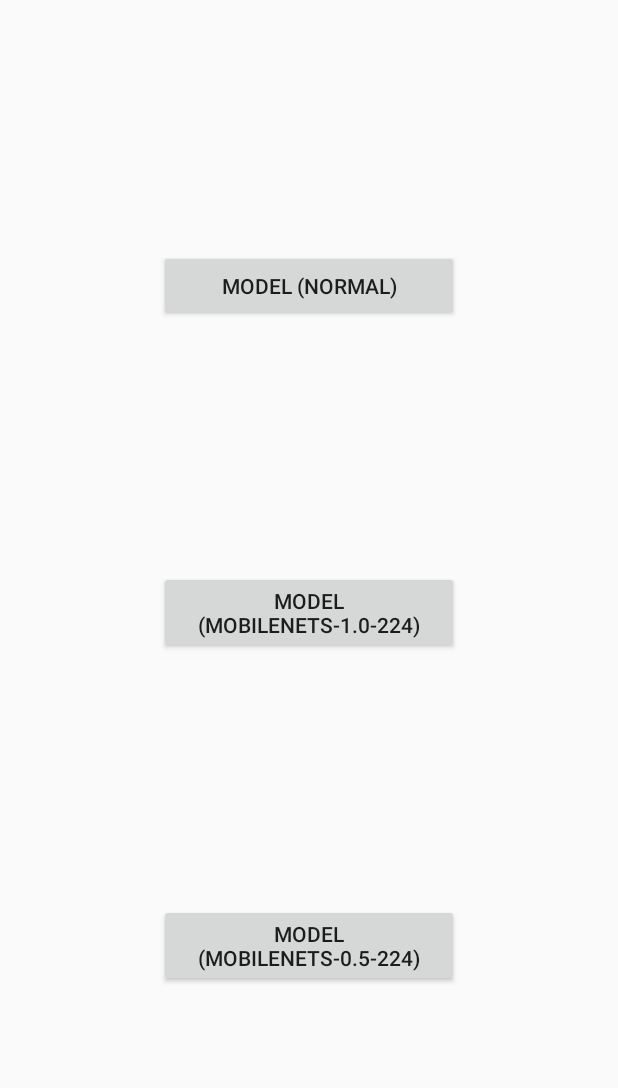
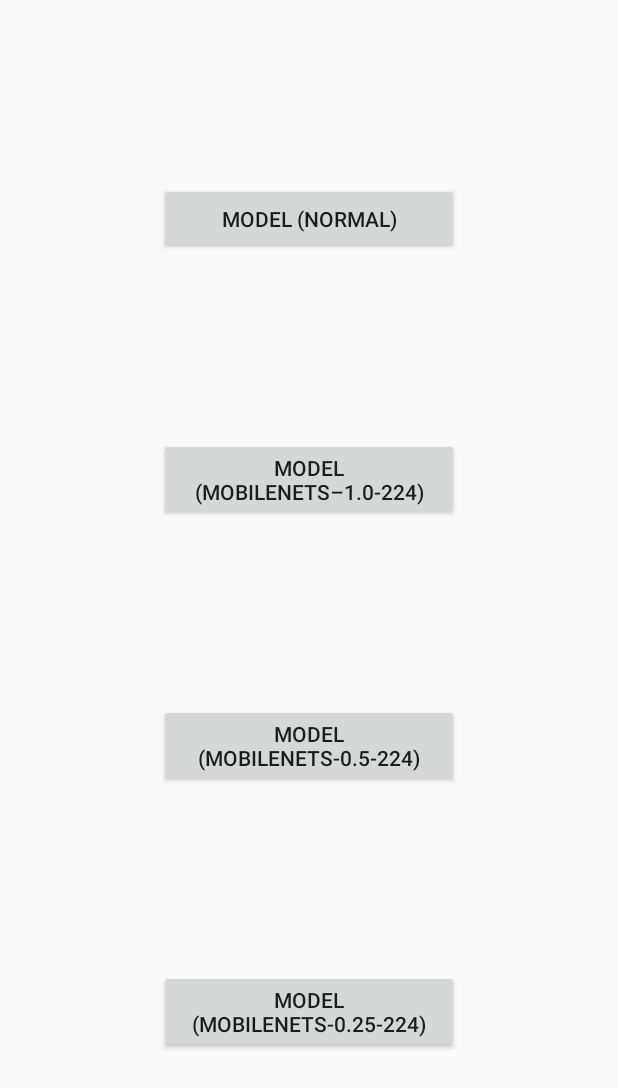
Before and after one commit to publicissapient-france/magritte, an Android app: the screen it shows after launch (VersionActivity), on a phone screen of 412 x 824 dp. Shown: the top 1088 px of the screen. Run offline under Robolectric (Android 15) with nearby library versions, the phone set to English and light mode, and no system bars; libraries missing offline, so code that uses them is left out: com.facebook.stetho; 1 statement that could not run was skipped.

Commit message:
adding more mobilenets models

```diff
--- a/android/app/src/main/java/fr/xebia/magritte/home/VersionActivity.kt
+++ b/android/app/src/main/java/fr/xebia/magritte/home/VersionActivity.kt
@@ -27,10 +27,16 @@ class VersionActivity : AppCompatActivity() {
             MagritteApp.modelVersion = "20171016"
             startActivity(Intent(this, MainActivity::class.java))
         }
-        modelMobileNetsQuantized.setOnClickListener {
+        modelMobileNets50.setOnClickListener {
             MagritteApp.configuration = mobilenetsModelConf
             MagritteApp.modelVersion = "20171021"
             startActivity(Intent(this, MainActivity::class.java))
         }
+
+        modelMobileNets25.setOnClickListener {
+            MagritteApp.configuration = mobilenetsModelConf
+            MagritteApp.modelVersion = "20171022"
+            startActivity(Intent(this, MainActivity::class.java))
+        }
     }
 }
--- a/android/app/src/main/res/layout/activity_version.xml
+++ b/android/app/src/main/res/layout/activity_version.xml
@@ -21,19 +21,29 @@
         android:layout_width="@dimen/button_width"
         android:layout_height="wrap_content"
         android:text="@string/model_mobilenets"
-        app:layout_constraintBottom_toTopOf="@+id/modelMobileNetsQuantized"
+        app:layout_constraintBottom_toTopOf="@+id/modelMobileNets50"
         app:layout_constraintLeft_toLeftOf="parent"
         app:layout_constraintRight_toRightOf="parent"
         app:layout_constraintTop_toBottomOf="@+id/modelNormal" />
 
     <android.support.v7.widget.AppCompatButton
-        android:id="@+id/modelMobileNetsQuantized"
+        android:id="@+id/modelMobileNets50"
         android:layout_width="@dimen/button_width"
         android:layout_height="wrap_content"
-        android:text="@string/model_mobilenets_quantized"
-        app:layout_constraintBottom_toBottomOf="parent"
+        android:text="@string/model_mobilenets_0_5"
+        app:layout_constraintBottom_toTopOf="@+id/modelMobileNets25"
         app:layout_constraintLeft_toLeftOf="parent"
         app:layout_constraintRight_toRightOf="parent"
         app:layout_constraintTop_toBottomOf="@+id/modelMobileNets" />
 
+    <android.support.v7.widget.AppCompatButton
+        android:id="@+id/modelMobileNets25"
+        android:layout_width="@dimen/button_width"
+        android:layout_height="wrap_content"
+        android:text="@string/model_mobilenets_0_25"
+        app:layout_constraintBottom_toBottomOf="parent"
+        app:layout_constraintLeft_toLeftOf="parent"
+        app:layout_constraintRight_toRightOf="parent"
+        app:layout_constraintTop_toBottomOf="@+id/modelMobileNets50" />
+
 </android.support.constraint.ConstraintLayout>
--- a/android/app/src/main/res/values/strings.xml
+++ b/android/app/src/main/res/values/strings.xml
@@ -41,6 +41,7 @@
     <string name="data_init_error">Data initialization failed.</string>
     <string name="retry">Retry</string>
     <string name="model_normal">Model (Normal)</string>
-    <string name="model_mobilenets">Model (MobileNets-1.0-224)</string>
-    <string name="model_mobilenets_quantized">Model (MobileNets-0.5-224)</string>
+    <string name="model_mobilenets">Model (MobileNets–1.0-224)</string>
+    <string name="model_mobilenets_0_5">Model (MobileNets-0.5-224)</string>
+    <string name="model_mobilenets_0_25">Model (MobileNets-0.25-224)</string>
 </resources>
```
